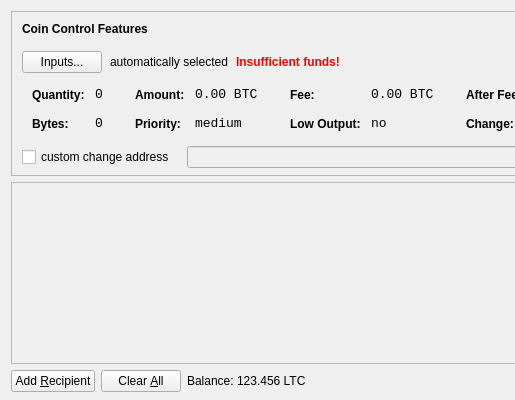
Before: the Qt Designer form src/qt/forms/sendcoinsdialog.ui in woodedlawn/woodcoin, drawn with Qt 5; both pictures show x 0 to 515 and y 0 to 400 of the 850 by 400 pixel window.
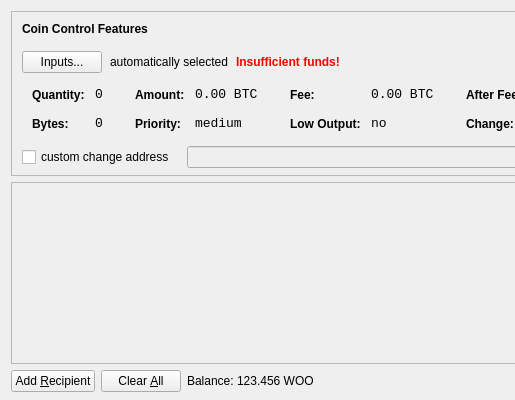
After: the same form once the commit is applied. Icons and pictures are not drawn.

```diff
--- a/src/qt/forms/sendcoinsdialog.ui
+++ b/src/qt/forms/sendcoinsdialog.ui
@@ -720,7 +720,7 @@
           <cursorShape>IBeamCursor</cursorShape>
          </property>
          <property name="text">
-          <string>123.456 LTC</string>
+          <string>123.456 WOO</string>
          </property>
          <property name="textInteractionFlags">
           <set>Qt::LinksAccessibleByMouse|Qt::TextSelectableByKeyboard|Qt::TextSelectableByMouse</set>
```
